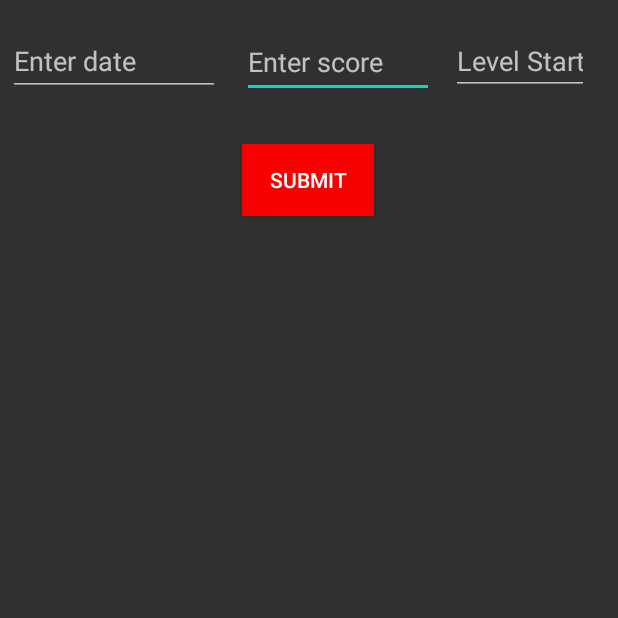
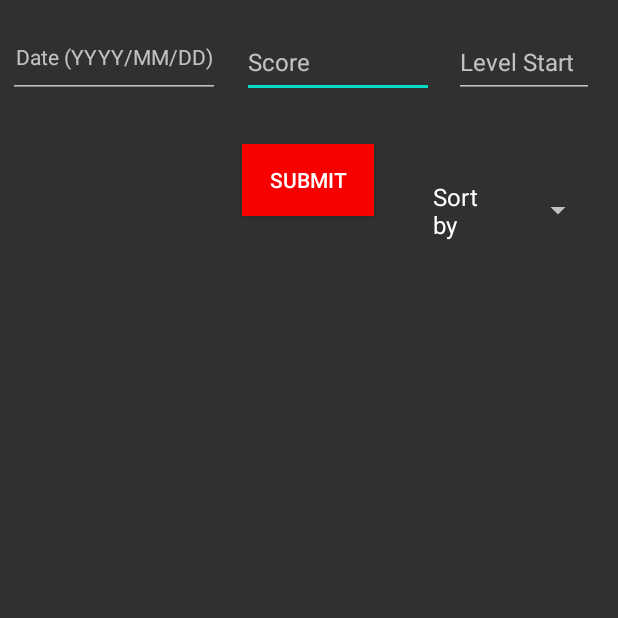
Before and after one commit to peters-ben/Tetris-Records, an Android app: the addViewActivity screen opened directly, with no data from a screen before it, on a phone screen of 412 x 824 dp, the top half of it. Run offline under Robolectric (Android 15) with nearby library versions, the light colour scheme and no system bars.

Commit message:
Spinner added to sort data by date, score, or level

```diff
--- a/app/src/main/java/com/example/tetrisrecords/addViewActivity.java
+++ b/app/src/main/java/com/example/tetrisrecords/addViewActivity.java
@@ -3,14 +3,22 @@ package com.example.tetrisrecords;
 import android.os.Bundle;
 import android.view.View;
 import android.view.WindowManager;
+import android.widget.Adapter;
+import android.widget.AdapterView;
+import android.widget.ArrayAdapter;
 import android.widget.Button;
 import android.widget.EditText;
 import android.widget.ImageView;
 import android.widget.ListView;
+import android.widget.Spinner;
+import android.widget.Toast;
 
 import androidx.appcompat.app.AppCompatActivity;
 
 import java.util.ArrayList;
+import java.util.Collections;
+import java.util.Comparator;
+import java.util.TooManyListenersException;
 
 public class addViewActivity extends AppCompatActivity {
 
@@ -24,6 +32,11 @@ public class addViewActivity extends AppCompatActivity {
         setContentView(R.layout.activity_add_view);
         Button submitBtn = findViewById(R.id.submitBtn);
         final ArrayList<GameStat> gameList = new ArrayList<>();
+        Spinner sortSpinner = findViewById(R.id.sortSpinner);
+        ArrayAdapter<String> spinnerAdapter =new ArrayAdapter<>(this,
+                android.R.layout.simple_list_item_1, getResources().getStringArray(R.array.sort));
+        spinnerAdapter.setDropDownViewResource(android.R.layout.simple_spinner_dropdown_item);
+        sortSpinner.setAdapter(spinnerAdapter);
         final EditText scoreEntry = findViewById(R.id.scoreEntry);
         final EditText dateEntry = findViewById(R.id.dateEntry);
         final EditText levelEntry = findViewById(R.id.levelEntry);
@@ -50,5 +63,30 @@ public class addViewActivity extends AppCompatActivity {
                 }
             }
         });
+        sortSpinner.setOnItemSelectedListener(new AdapterView.OnItemSelectedListener() {
+            @Override
+            public void onItemSelected(AdapterView<?> parent, View view, int position, long id) {
+                String item = parent.getItemAtPosition(position).toString();
+                switch (item) {
+                    case "Date":
+                        Collections.sort(gameList, new GameStat.GameDateCompare());
+                        adapter.notifyDataSetChanged();
+                        break;
+                    case "Score":
+                        Collections.sort(gameList, new GameStat.GameScoreCompare());
+                        adapter.notifyDataSetChanged();
+                        break;
+                    case "Level":
+                        Collections.sort(gameList, new GameStat.GameLevelCompare());
+                        adapter.notifyDataSetChanged();
+                        break;
+                    default:
+                        break;
+                }
+            }
+            @Override
+            public void onNothingSelected(AdapterView<?> parent) {
+            }
+        });
     }
 }
--- a/app/src/main/res/layout/activity_add_view.xml
+++ b/app/src/main/res/layout/activity_add_view.xml
@@ -11,6 +11,7 @@
         android:layout_width="128dp"
         android:layout_height="47dp"
         android:ems="10"
+        android:textSize="16sp"
         android:hint="@string/score_entry"
         android:importantForAutofill="no"
         android:inputType="number"
@@ -38,29 +39,33 @@
     <EditText
         android:id="@+id/dateEntry"
         android:layout_width="141dp"
-        android:layout_height="46dp"
+        android:layout_height="47dp"
         android:ems="10"
         android:hint="@string/date_entry"
         android:importantForAutofill="no"
+        android:textAlignment="center"
+        android:textSize="14sp"
         android:inputType="date"
         app:layout_constraintBottom_toBottomOf="parent"
         app:layout_constraintEnd_toStartOf="@+id/scoreEntry"
         app:layout_constraintHorizontal_bias="0.25"
         app:layout_constraintStart_toStartOf="parent"
         app:layout_constraintTop_toTopOf="parent"
-        app:layout_constraintVertical_bias="0.023" />
+        app:layout_constraintVertical_bias="0.023"
+        android:gravity="center_horizontal" />
 
     <EditText
         android:id="@+id/levelEntry"
-        android:layout_width="92dp"
-        android:layout_height="45dp"
+        android:layout_width="93dp"
+        android:layout_height="47dp"
         android:ems="10"
         android:hint="@string/level"
         android:importantForAutofill="no"
         android:inputType="number"
+        android:textSize="16sp"
         app:layout_constraintBottom_toBottomOf="parent"
         app:layout_constraintEnd_toEndOf="parent"
-        app:layout_constraintHorizontal_bias="0.377"
+        app:layout_constraintHorizontal_bias="0.448"
         app:layout_constraintStart_toEndOf="@+id/scoreEntry"
         app:layout_constraintTop_toTopOf="parent"
         app:layout_constraintVertical_bias="0.023" />
@@ -75,4 +80,16 @@
         app:layout_constraintTop_toTopOf="parent"
         app:layout_constraintVertical_bias="1.0" />
 
+    <Spinner
+        android:id="@+id/sortSpinner"
+        android:layout_width="123dp"
+        android:layout_height="40dp"
+        android:prompt="@string/sortName"
+        app:layout_constraintBottom_toBottomOf="parent"
+        app:layout_constraintEnd_toEndOf="parent"
+        app:layout_constraintHorizontal_bias="0.944"
+        app:layout_constraintStart_toStartOf="parent"
+        app:layout_constraintTop_toTopOf="parent"
+        app:layout_constraintVertical_bias="0.153" />
+
 </androidx.constraintlayout.widget.ConstraintLayout>
--- a/app/src/main/res/values/strings.xml
+++ b/app/src/main/res/values/strings.xml
@@ -2,10 +2,17 @@
     <string name="app_name">Tetris Records</string>
     <string name="addviewbtn">Add/View Games</string>
     <string name="statsbtn">Overall Stats</string>
-    <string name="score_entry">Enter score</string>
+    <string name="score_entry">Score</string>
     <string name="submit_score_btn">Submit</string>
-    <string name="date_entry">Enter date</string>
+    <string name="date_entry">Date (YYYY/MM/DD)</string>
     <string name="logodescription">Logo for the app menu</string>
     <string name="display">%s %d %d</string>
     <string name="level">Level Start</string>
+    <string name="sortName">Sort</string>
+    <string-array name="sort">
+        <item>Sort by</item>
+        <item>Date</item>
+        <item>Score</item>
+        <item>Level</item>
+    </string-array>
 </resources>
```
Also changed, not shown: app/src/main/java/com/example/tetrisrecords/GameStat.java (+37 -0 lines).
